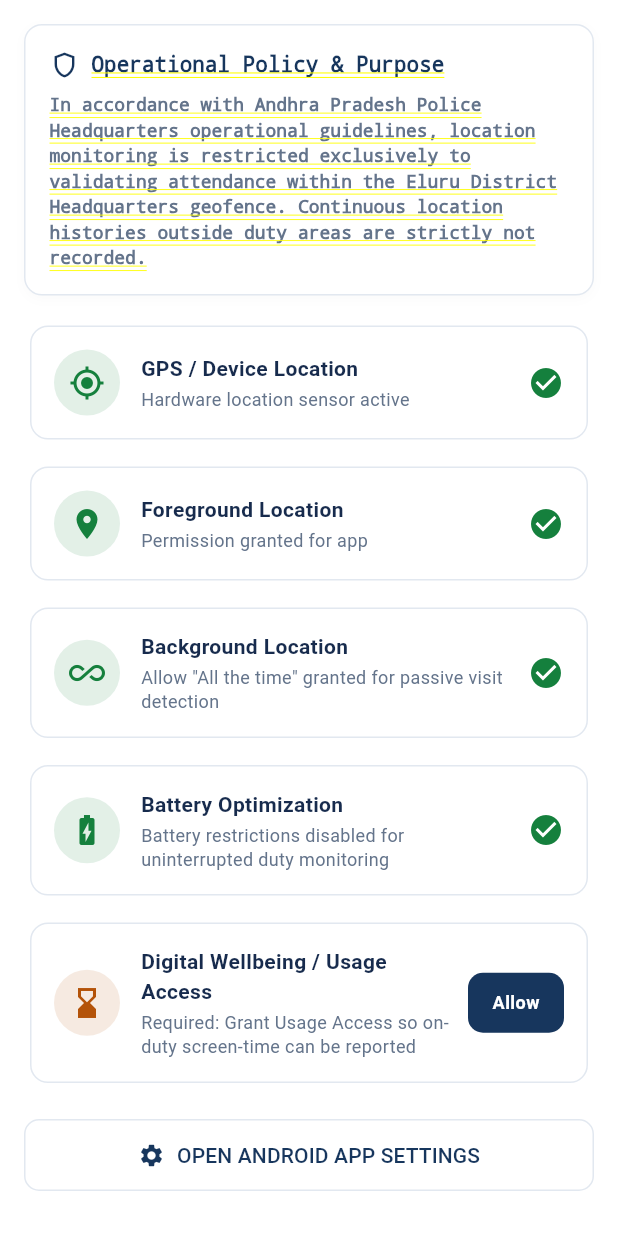
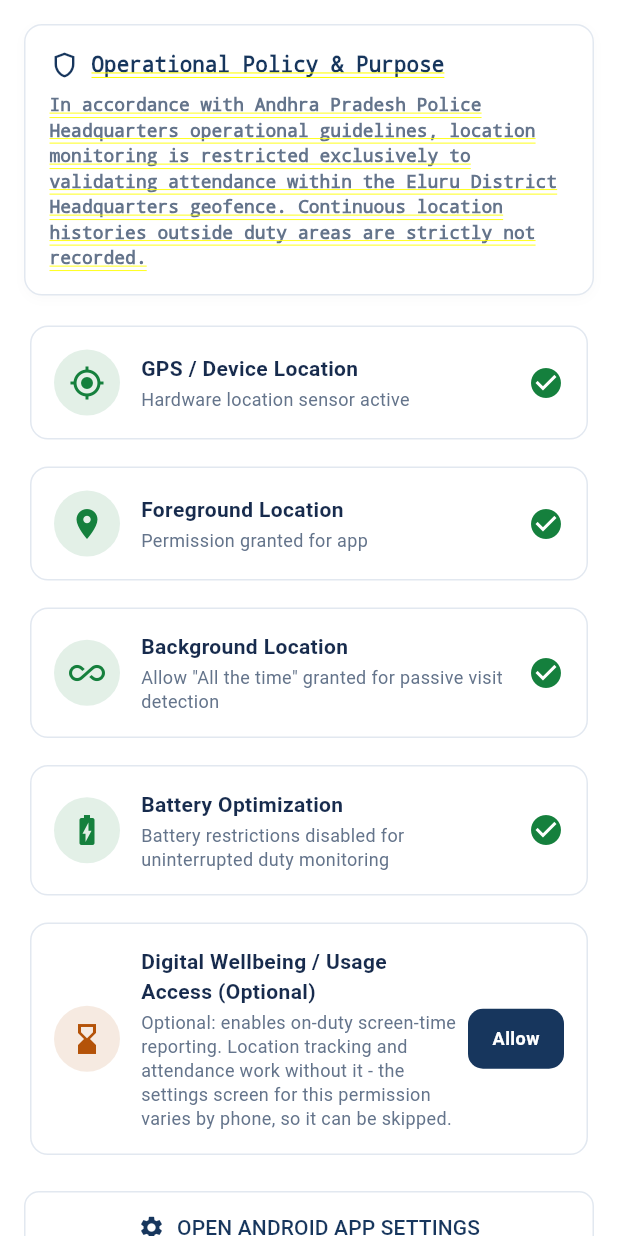
Before and after one commit to sunnynagendla2006-spec/police_attendance, a Flutter app: the PermissionsScreen screen opened directly, on a phone screen of 412 x 824 dp. Run offline on Flutter 3.47's test engine with Material 3 defaults, Android fonts, the phone set to English and light mode, and no system bars; our stand-ins replace geolocator, permission_handler, shared_preferences; missing offline and left inert: android_id, usage_stats; accounts and stored records are empty.

Commit message:
Make Digital Wellbeing / Usage Access permission optional, not a gate
The Usage Access system settings screen Android sends officers to for
this permission differs by OEM and Android version (and is missing
entirely on some devices), so it was unreliable to require. It no longer
counts toward _allMandatoryGranted, so officers without it can still
reach the dashboard and get tracked for attendance/geofencing - the
digital wellbeing service already silently no-ops when the permission
isn't granted (see DigitalWellbeingService.reportNow). UI now labels the
row "(Optional)" and explains it can be skipped.

Co-Authored-By: Claude Sonnet 5 <noreply@anthropic.com>

```diff
--- a/constable-app/lib/screens/permissions_screen.dart
+++ b/constable-app/lib/screens/permissions_screen.dart
@@ -47,9 +47,15 @@ class _PermissionsScreenState extends State<PermissionsScreen> with WidgetsBindi
   }
 
   bool get _allMandatoryGranted {
+    // Digital Wellbeing / Usage Access is intentionally NOT required here.
+    // The system settings screen Android sends the officer to for this
+    // permission differs by OEM/Android version (and is sometimes missing
+    // entirely on some devices), so it is best-effort only and must never
+    // block an officer from reaching the dashboard and being tracked for
+    // attendance.
     final hasForeground = _locationPermission == LocationPermission.always || _locationPermission == LocationPermission.whileInUse;
     final hasBackground = _locationPermission == LocationPermission.always || _backgroundStatus.isGranted;
-    return _isGpsEnabled && hasForeground && hasBackground && _batteryStatus.isGranted && _usageAccessGranted;
+    return _isGpsEnabled && hasForeground && hasBackground && _batteryStatus.isGranted;
   }
 
   Future<void> _checkAllPermissions() async {
@@ -252,10 +258,10 @@ class _PermissionsScreenState extends State<PermissionsScreen> with WidgetsBindi
 
           _buildStatusRow(
             icon: Icons.hourglass_bottom,
-            title: 'Digital Wellbeing / Usage Access',
+            title: 'Digital Wellbeing / Usage Access (Optional)',
             subtitle: _usageAccessGranted
                 ? 'Screen-time and app-usage reporting enabled'
-                : 'Required: Grant Usage Access so on-duty screen-time can be reported',
+                : 'Optional: enables on-duty screen-time reporting. Location tracking and attendance work without it - the settings screen for this permission varies by phone, so it can be skipped.',
             isGranted: _usageAccessGranted,
             onRequest: _requestUsageAccess,
             buttonText: 'Allow',
```
